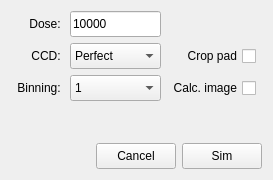
Above: frames/temframe.ui from JJPPeters/clTEM before the change. Below: the same form after it.
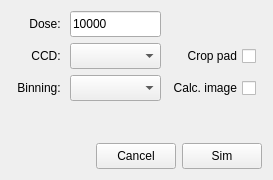
That is the form after the change.

What changed in the file:
```diff
--- a/frames/temframe.ui
+++ b/frames/temframe.ui
@@ -72,6 +72,12 @@
        <height>16777215</height>
       </size>
      </property>
+     <property name="currentText">
+      <string/>
+     </property>
+     <property name="currentIndex">
+      <number>-1</number>
+     </property>
      <item>
       <property name="text">
        <string>1</string>
@@ -124,6 +130,9 @@
        <height>16777215</height>
       </size>
      </property>
+     <property name="currentIndex">
+      <number>-1</number>
+     </property>
      <item>
       <property name="text">
        <string>Perfect</string>
```
